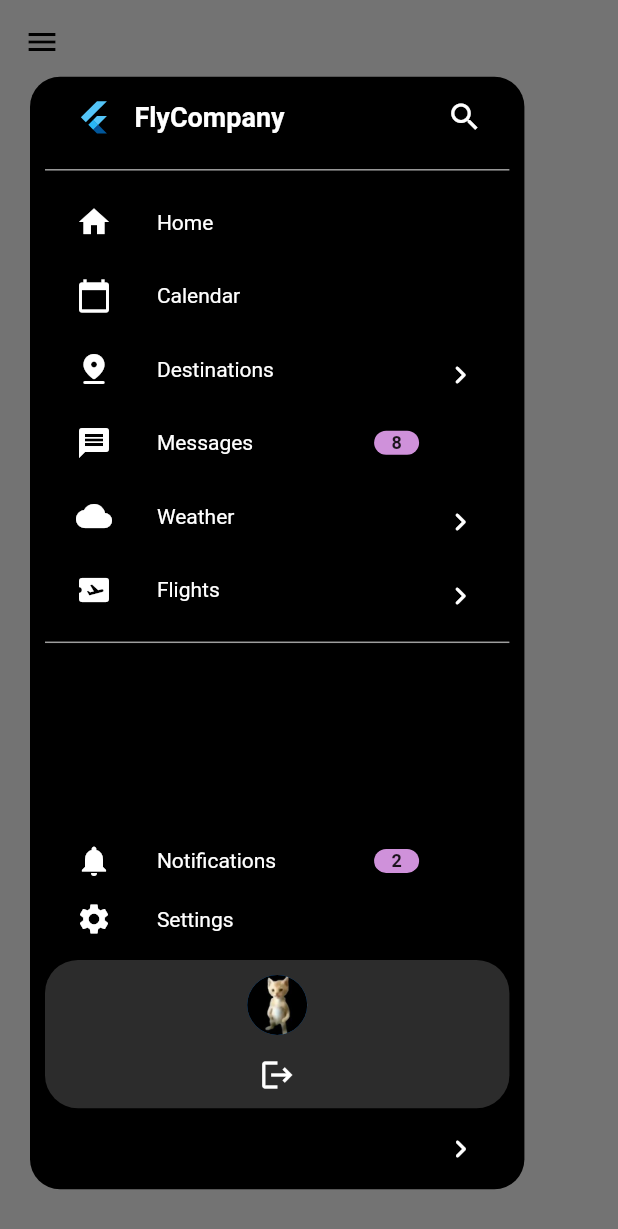
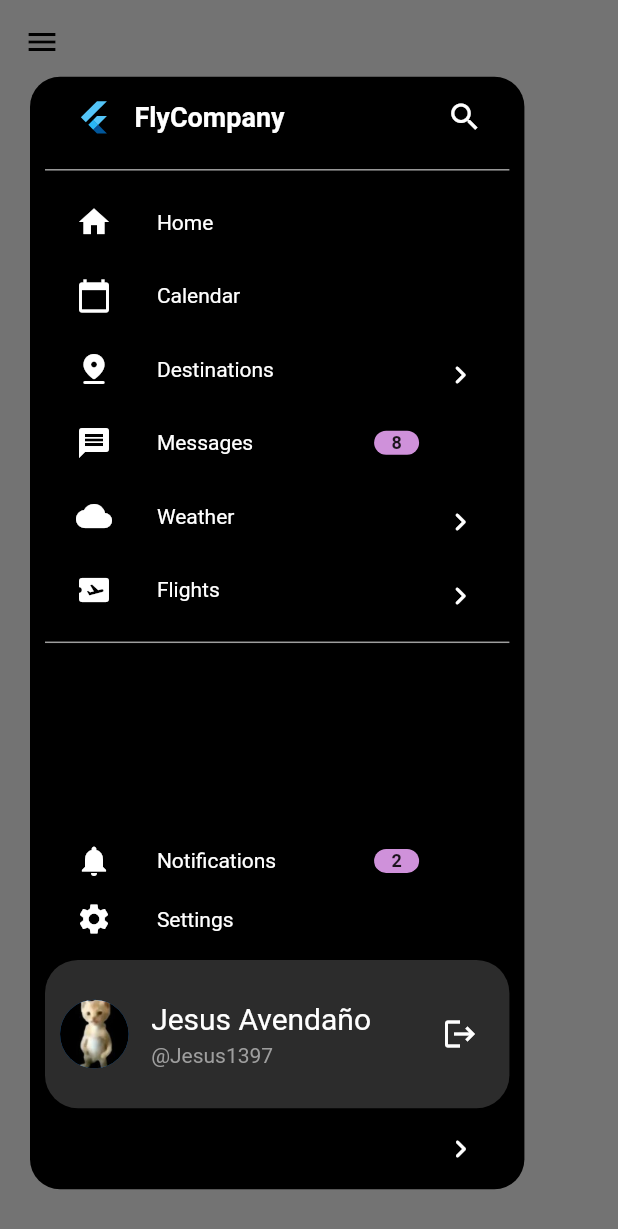
Before and after one commit to Jesus1397/flutter_drawer_animation, a Flutter app: the screen it shows after launch, after a tap on the "menu" icon, after a tap on the "keyboard arrow right" icon, on a phone screen of 412 x 824 dp. Shown: the top 1229 px of the screen. Run offline on Flutter 3.47's test engine with Material 2 defaults, Android fonts, the light colour scheme and no system bars.

Commit message:
Demo Lista

```diff
--- a/lib/components/drawer_widget.dart
+++ b/lib/components/drawer_widget.dart
@@ -36,7 +36,10 @@ class _DrawerWidgetState extends State<DrawerWidget> {
           Padding(
             padding: EdgeInsets.symmetric(horizontal: size.width * 0.05),
             child: LogoAnimationWidget(
-                duration: duration, text: 'FlyCompany', isExpanded: isExpanded),
+              duration: duration,
+              text: 'FlyCompany',
+              isExpanded: isExpanded,
+            ),
           ),
           const Padding(
             padding: EdgeInsets.symmetric(vertical: 15),
--- a/lib/components/item_animation_widget.dart
+++ b/lib/components/item_animation_widget.dart
@@ -27,9 +27,9 @@ class ItemAnimationWidget extends StatelessWidget {
       children: [
         Icon(icon, color: Colors.white),
         AnimatedContainer(
+          duration: duration,
           alignment: Alignment.centerLeft,
           padding: const EdgeInsets.only(left: 30),
-          duration: duration,
           width: isExpanded ? MediaQuery.of(context).size.width * 0.60 : 0.0,
           height: 16,
           child: AnimatedOpacity(
--- a/lib/components/logo_animation_widget.dart
+++ b/lib/components/logo_animation_widget.dart
@@ -33,12 +33,12 @@ class LogoAnimationWidget extends StatelessWidget {
                   flex: 4,
                   child: Text(
                     'FlyCompany',
+                    maxLines: 1,
                     style: TextStyle(
                       fontSize: isExpanded ? 18 : 0.0,
                       color: Colors.white,
                       fontWeight: FontWeight.bold,
                     ),
-                    maxLines: 1,
                   ),
                 ),
               if (isExpanded)
--- a/lib/components/profile_animation_widget.dart
+++ b/lib/components/profile_animation_widget.dart
@@ -25,9 +25,54 @@ class ProfileWidget extends StatelessWidget {
           Radius.circular(22),
         ),
       ),
-      child: Padding(
-        padding: EdgeInsets.symmetric(horizontal: size.width * 0.02),
+      child: isExpanded
+          ? Row(
+              mainAxisAlignment: MainAxisAlignment.spaceBetween,
+              children: [
+                const Expanded(
+                  flex: 1,
+                  child: CircleAvatar(
+                    radius: 28,
+                    backgroundImage: AssetImage(
+                      'assets/pana_miguel.jpg',
+                    ),
+                  ),
+                ),
+                const SizedBox(
+                  width: 15,
+                ),
+                Expanded(
+                  flex: 4,
                   child: Column(
+                    mainAxisAlignment: MainAxisAlignment.center,
+                    crossAxisAlignment: CrossAxisAlignment.start,
+                    children: const [
+                      Text(
+                        'Jesus Avendaño',
+                        style: TextStyle(
+                          color: Colors.white,
+                          fontSize: 20,
+                        ),
+                        maxLines: 1,
+                      ),
+                      SizedBox(height: 5),
+                      Text(
+                        '@Jesus1397',
+                        style: TextStyle(
+                          color: Colors.grey,
+                        ),
+                        maxLines: 1,
+                      )
+                    ],
+                  ),
+                ),
+                const Expanded(
+                  flex: 1,
+                  child: Icon(Icons.logout, color: Colors.white),
+                ),
+              ],
+            )
+          : Column(
               mainAxisAlignment: MainAxisAlignment.spaceBetween,
               children: const [
                 CircleAvatar(
@@ -38,7 +83,6 @@ class ProfileWidget extends StatelessWidget {
                 Icon(Icons.logout, color: Colors.white),
               ],
             ),
-      ),
     );
   }
 }
```
Lines whose indentation alone changed are shown as unchanged.
